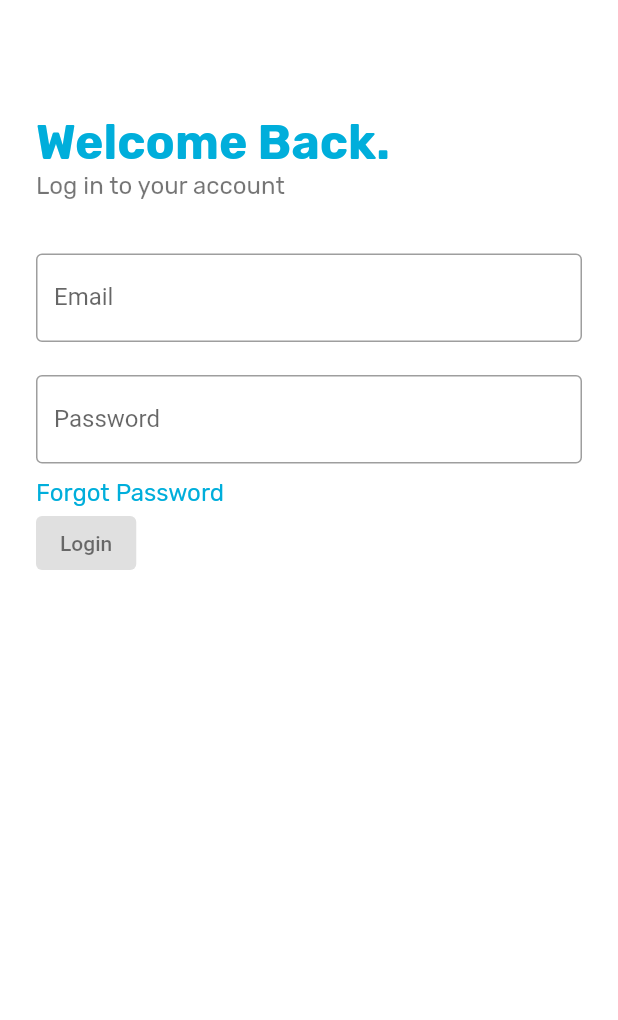
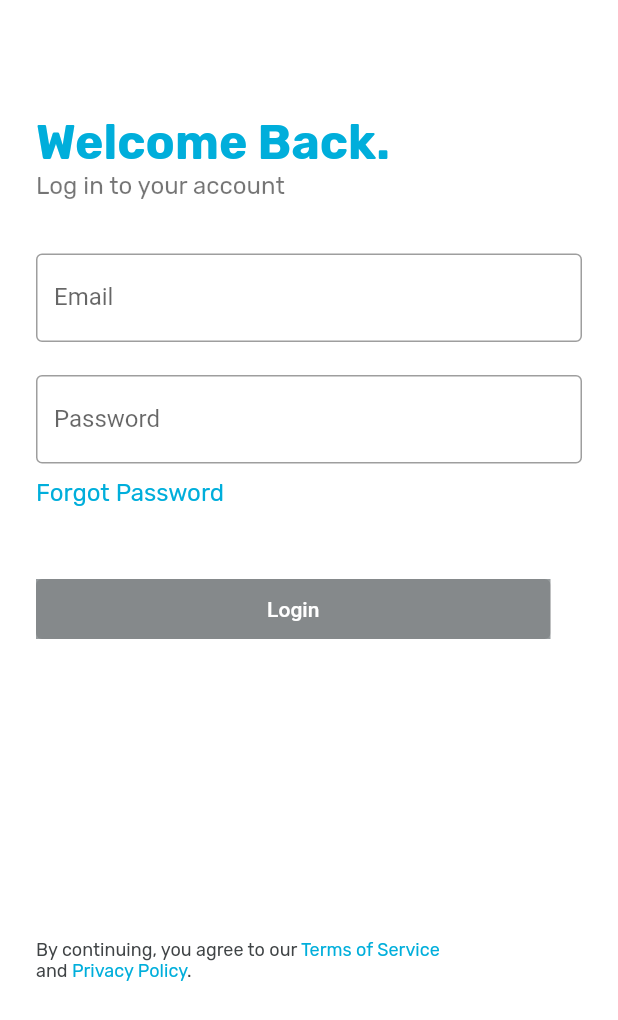
Before and after one commit to RDLMobileDev/clone_ecm, a Flutter app: the screen it shows after launch, on a phone screen of 412 x 824 dp. Shown: the top 1020 px of the screen. Run offline on Flutter 3.47's test engine with Material 2 defaults, Android fonts, the phone set to English and light mode, and no system bars; our stand-ins replace get.

Commit message:
layouting login

```diff
--- a/lib/auth/view/login.dart
+++ b/lib/auth/view/login.dart
@@ -1,5 +1,4 @@
 import 'dart:ui';
-
 import 'package:flutter/material.dart';
 
 class LogIn extends StatefulWidget {
@@ -53,7 +52,6 @@ class _LogInState extends State<LogIn> {
                     height: 22,
                   ),
                   TextFormField(
-                    keyboardType: TextInputType.visiblePassword,
                     decoration: const InputDecoration(
                         border: OutlineInputBorder(),
                         labelText: 'Password',
@@ -70,13 +68,61 @@ class _LogInState extends State<LogIn> {
                         color: Color(0xFF00AEDB),
                         fontWeight: FontWeight.w400),
                   ),
-                  ElevatedButton(
-                    onPressed: null,
-                    child: Text(
-                      'Login',
-                      style: TextStyle(color: Colors.black54),
+                  SizedBox(
+                    height: 48,
+                  ),
+                  Container(
+                    color: Color(0xff979C9E),
+                    width: 343,
+                    height: 40,
+                    child: ElevatedButton(
+                      onPressed: null,
+                      child: Text(
+                        'Login',
+                        style: TextStyle(color: Colors.white),
+                      ),
                     ),
-                  )
+                  ),
+                  SizedBox(
+                    height: 200,
+                  ),
+                  Container(
+                    child: RichText(
+                      text: TextSpan(
+                        style: TextStyle(
+                          color: Colors.black,
+                          fontSize: 12.0,
+                        ),
+                        children: [
+                          TextSpan(
+                            text: "By continuing, you agree to our ",
+                            style: TextStyle(
+                                fontFamily: 'Rubik', color: Color(0xff404446)),
+                          ),
+                          TextSpan(
+                            text: "Terms of Service ",
+                            style: TextStyle(
+                                fontFamily: 'Rubik', color: Color(0xff00AEDB)),
+                          ),
+                          TextSpan(
+                            text: "\nand ",
+                            style: TextStyle(
+                                fontFamily: 'Rubik', color: Color(0xff404446)),
+                          ),
+                          TextSpan(
+                            text: "Privacy Policy",
+                            style: TextStyle(
+                                fontFamily: 'Rubik', color: Color(0xff00AEDB)),
+                          ),
+                          TextSpan(
+                            text: ".",
+                            style: TextStyle(
+                                fontFamily: 'Rubik', color: Color(0xff404446)),
+                          ),
+                        ],
+                      ),
+                    ),
+                  ),
                 ],
               ),
             )
```
